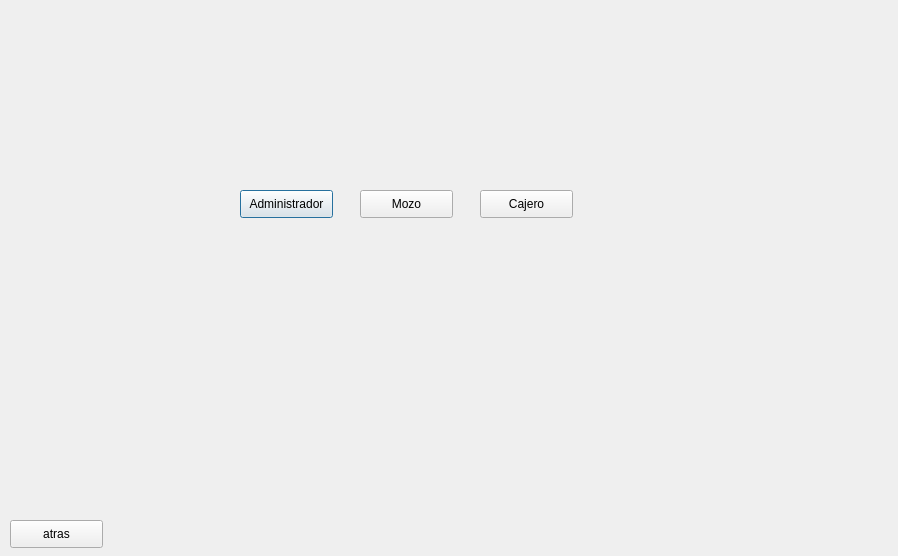
First picture: the form in Restaurante/empleados.ui, repository kpzaolod6000/HELLOWORLD, before the edit.
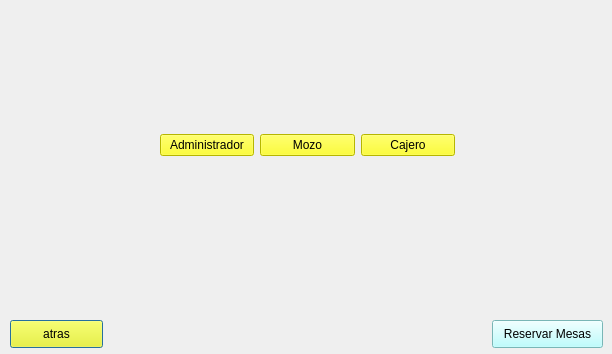
Second picture: the form after the edit. Icons and pictures are not drawn.

What changed in the file:
```diff
--- a/Restaurante/empleados.ui
+++ b/Restaurante/empleados.ui
@@ -6,63 +6,88 @@
    <rect>
     <x>0</x>
     <y>0</y>
-    <width>898</width>
-    <height>556</height>
+    <width>612</width>
+    <height>354</height>
    </rect>
   </property>
   <property name="windowTitle">
    <string>Dialog</string>
   </property>
-  <widget class="QPushButton" name="pushButton_administrador">
-   <property name="geometry">
-    <rect>
-     <x>240</x>
-     <y>190</y>
-     <width>93</width>
-     <height>28</height>
-    </rect>
-   </property>
-   <property name="text">
-    <string>Administrador</string>
-   </property>
-  </widget>
+  <property name="styleSheet">
+   <string notr="true">background-image: url(:/image/105999616_261599721599241_8638277958334433844_n.jpg);</string>
+  </property>
   <widget class="QPushButton" name="pushButton_back">
    <property name="geometry">
     <rect>
      <x>10</x>
-     <y>520</y>
+     <y>320</y>
      <width>93</width>
      <height>28</height>
     </rect>
    </property>
+   <property name="styleSheet">
+    <string notr="true">background:rgb(255, 255, 0)</string>
+   </property>
    <property name="text">
     <string>atras</string>
    </property>
   </widget>
-  <widget class="QPushButton" name="pushButton_mozo">
+  <widget class="QWidget" name="layoutWidget">
    <property name="geometry">
     <rect>
-     <x>360</x>
-     <y>190</y>
-     <width>93</width>
-     <height>28</height>
+     <x>160</x>
+     <y>130</y>
+     <width>295</width>
+     <height>30</height>
     </rect>
    </property>
-   <property name="text">
-    <string>Mozo</string>
-   </property>
+   <layout class="QHBoxLayout" name="horizontalLayout">
+    <item>
+     <widget class="QPushButton" name="pushButton_administrador">
+      <property name="styleSheet">
+       <string notr="true">background:rgb(255, 255, 0)</string>
+      </property>
+      <property name="text">
+       <string>Administrador</string>
+      </property>
+     </widget>
+    </item>
+    <item>
+     <widget class="QPushButton" name="pushButton_mozo">
+      <property name="styleSheet">
+       <string notr="true">background:rgb(255, 255, 0)</string>
+      </property>
+      <property name="text">
+       <string>Mozo</string>
+      </property>
+     </widget>
+    </item>
+    <item>
+     <widget class="QPushButton" name="pushButton_cajero_2">
+      <property name="styleSheet">
+       <string notr="true">background:rgb(255, 255, 0)</string>
+      </property>
+      <property name="text">
+       <string>Cajero</string>
+      </property>
+     </widget>
+    </item>
+   </layout>
   </widget>
-  <widget class="QPushButton" name="pushButton_cajero_2">
+  <widget class="QPushButton" name="pushButton_reserva">
    <property name="geometry">
     <rect>
-     <x>480</x>
-     <y>190</y>
-     <width>93</width>
+     <x>492</x>
+     <y>320</y>
+     <width>111</width>
      <height>28</height>
     </rect>
    </property>
+   <property name="styleSheet">
+    <string notr="true">background:rgb(170, 255, 255)</string>
+   </property>
    <property name="text">
-    <string>Cajero</string>
+    <string>Reservar Mesas</string>
    </property>
   </widget>
  </widget>
```
